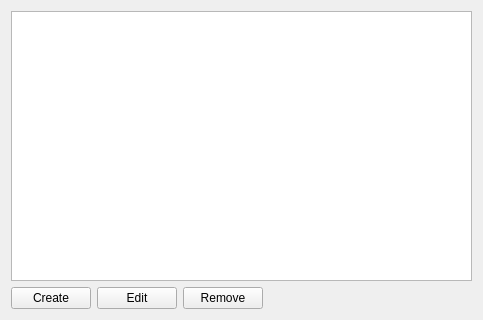
Old version of the form qt5ct/src/qt5ct/qsspage.ui in the repository Martchus/qt5ct.
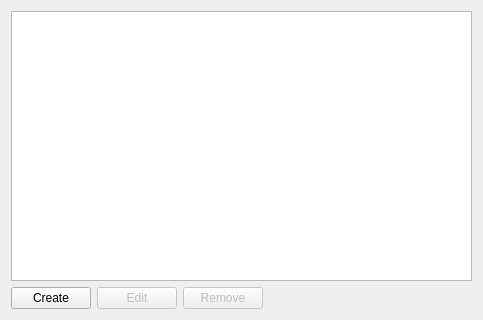
New version of the form.

Commit message: added feature to create/remove stylesheets

Diff of the .ui file:
```diff
--- a/qt5ct/src/qt5ct/qsspage.ui
+++ b/qt5ct/src/qt5ct/qsspage.ui
@@ -30,6 +30,9 @@
    </item>
    <item row="1" column="1">
     <widget class="QPushButton" name="editButton">
+     <property name="enabled">
+      <bool>false</bool>
+     </property>
      <property name="text">
       <string>Edit</string>
      </property>
@@ -37,6 +40,9 @@
    </item>
    <item row="1" column="2">
     <widget class="QPushButton" name="removeButton">
+     <property name="enabled">
+      <bool>false</bool>
+     </property>
      <property name="text">
       <string>Remove</string>
      </property>
```
Left out of the diff: 3 changed lines with no effect on the pictures. The commit also changes 2 other files.
